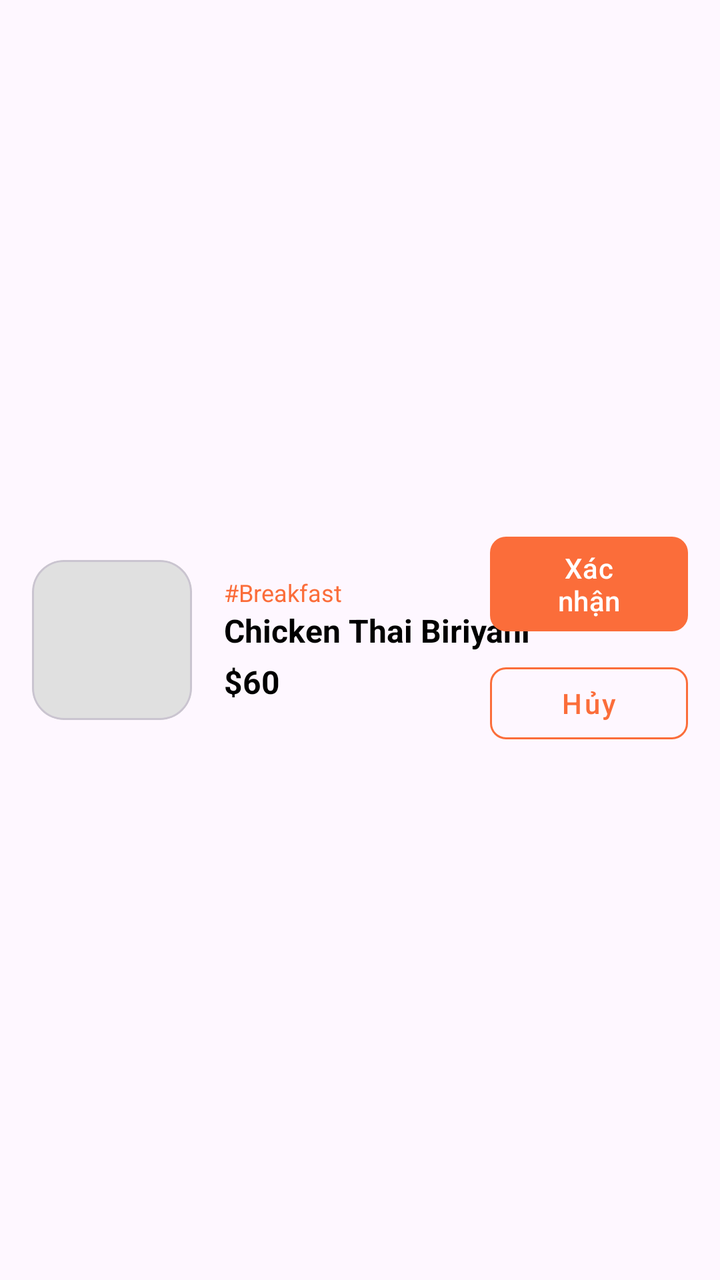
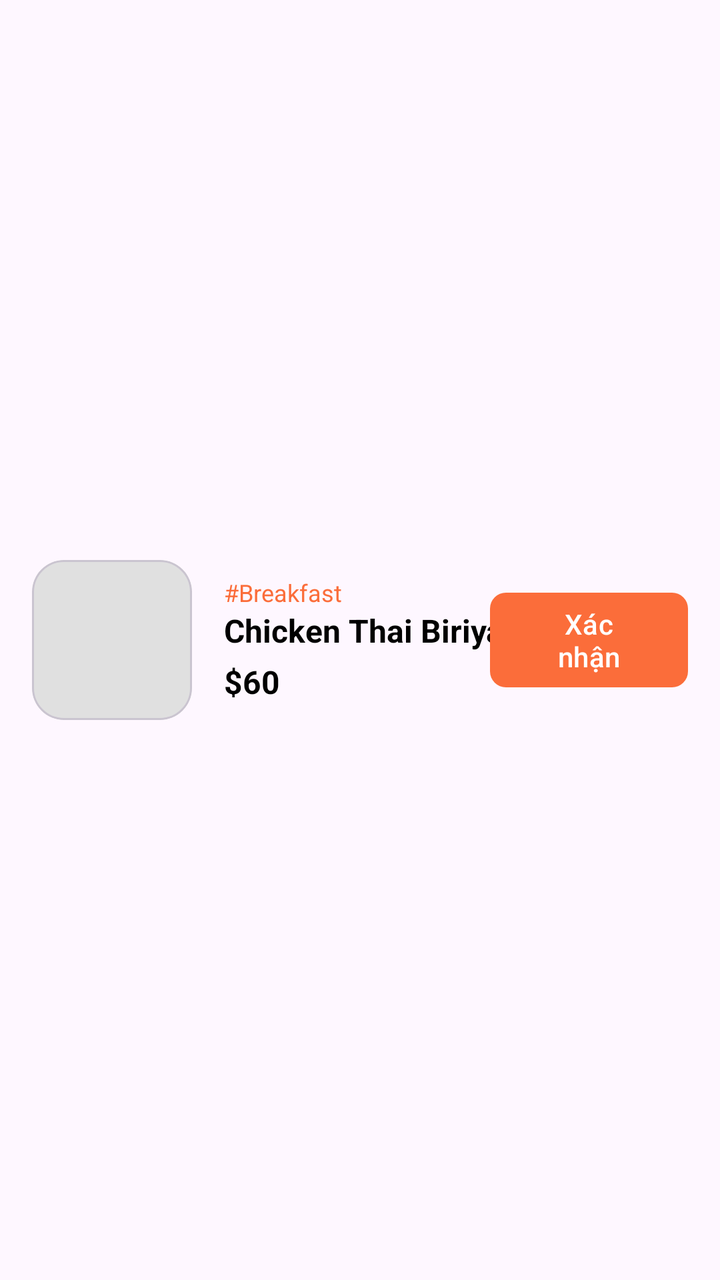

The first picture is an Android layout as it rendered before a commit; the second is the same layout after the commit. The layout source and the unified diff follow.
<!-- AndroidManifest.xml: application theme Theme.PRM392_Assignment_Food -->
<!-- res/layout/item_running_order.xml -->
<?xml version="1.0" encoding="utf-8"?>
<RelativeLayout xmlns:android="http://schemas.android.com/apk/res/android"
    xmlns:app="http://schemas.android.com/apk/res-auto"
    android:layout_width="match_parent"
    android:layout_height="wrap_content"
    android:padding="16dp">

    <com.google.android.material.card.MaterialCardView
        android:id="@+id/card_image_container"
        android:layout_width="80dp"
        android:layout_height="80dp"
        android:layout_alignParentStart="true"
        android:layout_centerVertical="true"
        app:cardCornerRadius="16dp"
        app:cardElevation="0dp">

        <ImageView
            android:id="@+id/iv_food_image"
            android:layout_width="match_parent"
            android:layout_height="match_parent"
            android:scaleType="centerCrop"
            android:background="#E0E0E0" />

    </com.google.android.material.card.MaterialCardView>

    <LinearLayout
        android:id="@+id/info_layout"
        android:layout_width="wrap_content"
        android:layout_height="wrap_content"
        android:layout_centerVertical="true"
        android:layout_marginStart="16dp"
        android:layout_toEndOf="@id/card_image_container"
        android:orientation="vertical">

        <TextView
            android:id="@+id/tv_category"
            android:layout_width="wrap_content"
            android:layout_height="wrap_content"
            android:text="#Breakfast"
            android:textColor="#FB6D3A"
            android:textSize="12sp" />

        <TextView
            android:id="@+id/tv_item_name"
            android:layout_width="wrap_content"
            android:layout_height="wrap_content"
            android:text="Chicken Thai Biriyani"
            android:textColor="@android:color/black"
            android:textSize="16sp"
            android:textStyle="bold" />

        <TextView
            android:id="@+id/tv_item_id"
            android:layout_width="wrap_content"
            android:layout_height="wrap_content"
            android:text="ID: 32053"
            android:visibility="gone"
            android:textSize="12sp" />

        <TextView
            android:id="@+id/tv_price"
            android:layout_width="wrap_content"
            android:layout_height="wrap_content"
            android:layout_marginTop="4dp"
            android:text="$60"
            android:textColor="@android:color/black"
            android:textSize="16sp"
            android:textStyle="bold" />

    </LinearLayout>

    <LinearLayout
        android:layout_width="wrap_content"
        android:layout_height="wrap_content"
        android:layout_alignParentEnd="true"
        android:layout_centerVertical="true"
        android:orientation="vertical">

        <com.google.android.material.button.MaterialButton
            android:id="@+id/btn_done"
            android:layout_width="99dp"
            android:layout_height="wrap_content"
            android:text="Xác nhận"
            android:textAllCaps="false"
            android:textColor="@android:color/white"
            app:backgroundTint="#FB6D3A"
            app:cornerRadius="8dp" />

        <com.google.android.material.button.MaterialButton
            android:id="@+id/btn_cancel"
            style="@style/Widget.MaterialComponents.Button.OutlinedButton"
            android:layout_width="99dp"
            android:layout_height="wrap_content"
            android:layout_marginTop="8dp"
            android:text="Hủy"
            android:textAllCaps="false"
            android:textColor="#FB6D3A"
            app:cornerRadius="8dp"
            app:strokeColor="#FB6D3A" />
    </LinearLayout>

</RelativeLayout>
<!-- resources referenced by this layout -->
<resources>
  <style name="Theme.PRM392_Assignment_Food" parent="Base.Theme.PRM392_Assignment_Food" />
  <style name="Base.Theme.PRM392_Assignment_Food" parent="Theme.Material3.DayNight.NoActionBar">
          
          <item name="colorPrimary">@color/deep_orange</item>
          <item name="colorPrimaryVariant">@color/deep_orange</item>
          <item name="colorOnPrimary">@color/white</item>
          
          <item name="colorSecondary">@color/deep_orange</item>
          <item name="colorSecondaryVariant">@color/deep_orange</item>
          <item name="colorOnSecondary">@color/black</item>
          
          <item name="android:statusBarColor" tools:targetApi="l">?attr/colorPrimaryVariant</item>
          
      </style>
  <color name="deep_orange">#FF7622</color>
  <color name="white">#FFFFFF</color>
  <color name="black">#000000</color>
</resources>

<!-- the commit's change to res/layout/item_running_order.xml (unified diff, before → after) -->
@@ -87,6 +87,19 @@
             app:cornerRadius="8dp" />
 
         <com.google.android.material.button.MaterialButton
+            android:id="@+id/btn_complete"
+            style="@style/Widget.MaterialComponents.Button.OutlinedButton"
+            android:layout_width="99dp"
+            android:layout_height="wrap_content"
+            android:layout_marginTop="8dp"
+            android:text="Hoàn thành"
+            android:textAllCaps="false"
+            android:textColor="#FB6D3A"
+            app:cornerRadius="8dp"
+            app:strokeColor="#FB6D3A"
+            android:visibility="gone" />
+
+        <com.google.android.material.button.MaterialButton
             android:id="@+id/btn_cancel"
             style="@style/Widget.MaterialComponents.Button.OutlinedButton"
             android:layout_width="99dp"
@@ -96,7 +109,8 @@
             android:textAllCaps="false"
             android:textColor="#FB6D3A"
             app:cornerRadius="8dp"
-            app:strokeColor="#FB6D3A" />
+            app:strokeColor="#FB6D3A"
+            android:visibility="gone" />
     </LinearLayout>
 
 </RelativeLayout>
